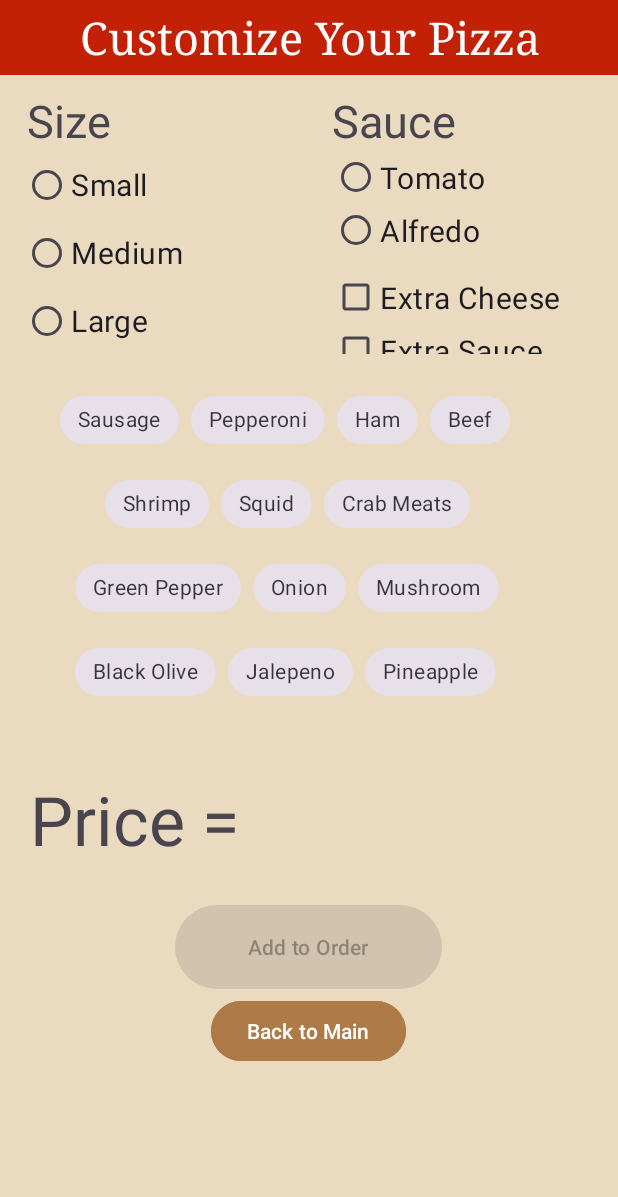
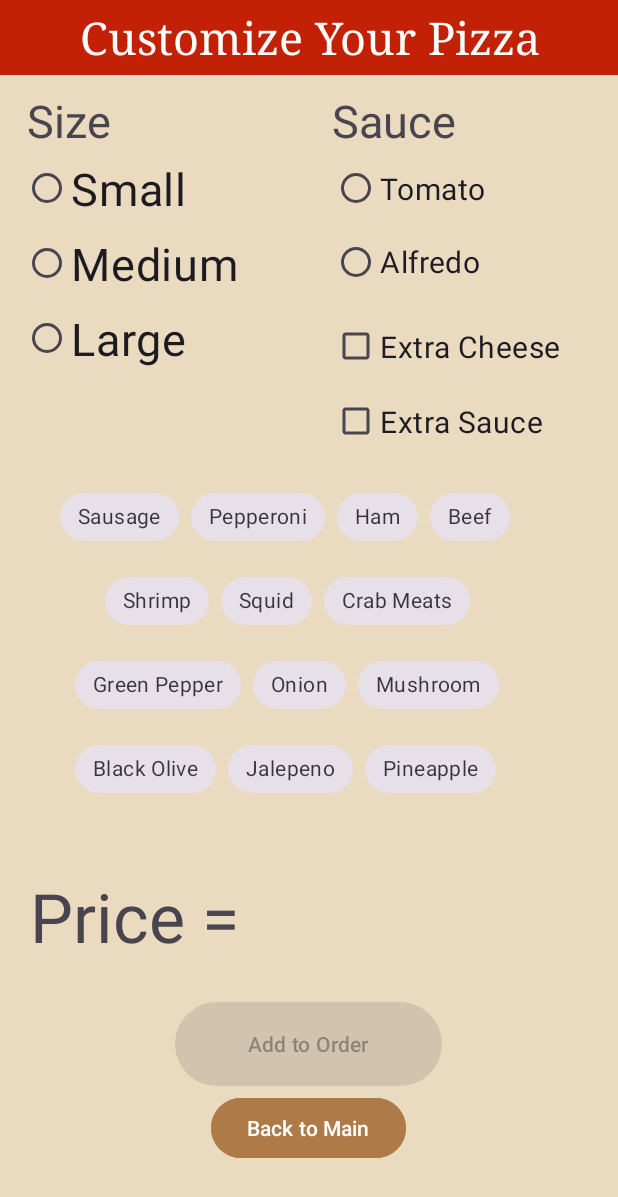
Before and after one commit to pbhatt66/Pizza-Parlor-App, an Android app: the BuildYourOwnActivity screen opened directly, with no data from a screen before it, on a phone screen of 412 x 824 dp. Shown: the top 1197 px of the screen. Run offline under Robolectric (Android 15) with nearby library versions, the phone set to English and light mode, and no system bars.

Commit message:
adjusted layout according to emulator

```diff
--- a/app/src/main/res/layout/activity_create_your_own.xml
+++ b/app/src/main/res/layout/activity_create_your_own.xml
@@ -20,7 +20,7 @@
 
     <LinearLayout
             android:layout_width="match_parent"
-            android:layout_height="70dp"
+            android:layout_height="200dp"
             android:layout_weight="1"
             android:orientation="horizontal"
             android:weightSum="2" android:baselineAligned="true">
@@ -44,24 +44,24 @@
                 <RadioGroup
                         android:id="@+id/customize_size_group"
                         android:layout_width="match_parent"
-                        android:layout_height="183dp">
+                        android:layout_height="match_parent">
                     <RadioButton
                             android:text="Small"
-                            android:textSize="20sp"
+                            android:textSize="30sp"
                             android:layout_width="175dp"
-                            android:layout_height="45dp" android:id="@+id/size_small"
+                            android:layout_height="50dp" android:id="@+id/size_small"
                             android:layout_gravity="center"/>
                     <RadioButton
                             android:text="Medium"
-                            android:textSize="20sp"
+                            android:textSize="30sp"
                             android:layout_width="175dp"
-                            android:layout_height="45dp" android:id="@+id/size_medium"
+                            android:layout_height="50dp" android:id="@+id/size_medium"
                             android:layout_gravity="center"/>
                     <RadioButton
                             android:text="Large"
-                            android:textSize="20sp"
+                            android:textSize="30sp"
                             android:layout_width="175dp"
-                            android:layout_height="45dp" android:id="@+id/size_large"
+                            android:layout_height="50dp" android:id="@+id/size_large"
                             android:layout_gravity="center"/>
                 </RadioGroup>
             </LinearLayout>
@@ -87,34 +87,34 @@
                 <RadioGroup
                         android:id="@+id/customize_sauce_group"
                         android:layout_width="match_parent"
-                        android:layout_height="80dp">
+                        android:layout_height="105dp">
                     <RadioButton
                             android:text="Tomato"
                             android:textSize="20sp"
                             android:layout_width="175dp"
-                            android:layout_height="35dp"
-                            android:layout_gravity="center"
+                            android:layout_height="50dp"
+                            android:layout_marginStart="15dp"
                             android:id="@+id/tomato"/>
                     <RadioButton
                             android:text="Alfredo"
                             android:textSize="20sp"
-                            android:layout_width="175dp"
-                            android:layout_height="35dp"
-                            android:layout_gravity="center"
+                            android:layout_width="181dp"
+                            android:layout_height="wrap_content"
+                            android:layout_marginStart="15dp"
                             android:id="@+id/alfredo"/>
                 </RadioGroup>
                 <CheckBox
                         android:text="Extra Cheese"
                         android:textSize="20sp"
                         android:layout_width="175dp"
-                        android:layout_height="35dp"
+                        android:layout_height="50dp"
                         android:layout_gravity="center"
                         android:id="@+id/custom_extra_cheese"/>
                 <CheckBox
                         android:text="Extra Sauce"
                         android:textSize="20sp"
                         android:layout_width="175dp"
-                        android:layout_height="35dp"
+                        android:layout_height="50dp"
                         android:layout_gravity="center"
                         android:id="@+id/custom_extra_sauce"/>
             </LinearLayout>
--- a/app/src/main/res/layout/activity_specialty_pizza_recycler.xml
+++ b/app/src/main/res/layout/activity_specialty_pizza_recycler.xml
@@ -8,7 +8,7 @@
     <androidx.recyclerview.widget.RecyclerView
         android:id="@+id/newRecyclerView"
         android:layout_width="412dp"
-        android:layout_height="763dp"
+        android:layout_height="700dp"
         app:layout_constraintBottom_toBottomOf="parent"
         app:layout_constraintEnd_toEndOf="parent"
         app:layout_constraintHorizontal_bias="0.6"
```
